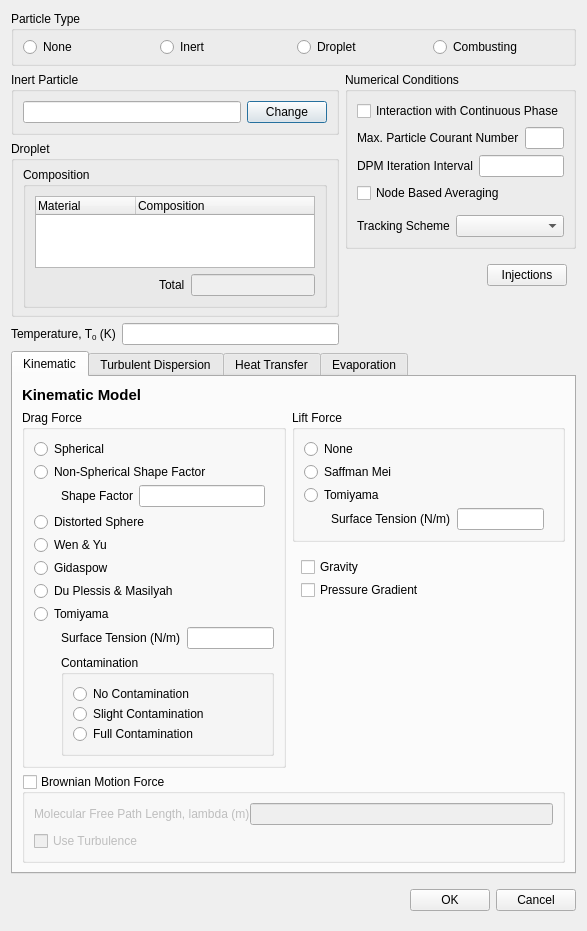
Before: the Qt Designer form baramFlow/view/setup/models/DPM/DPM_dialog.ui in nextfoam/baram, drawn with Qt 5.
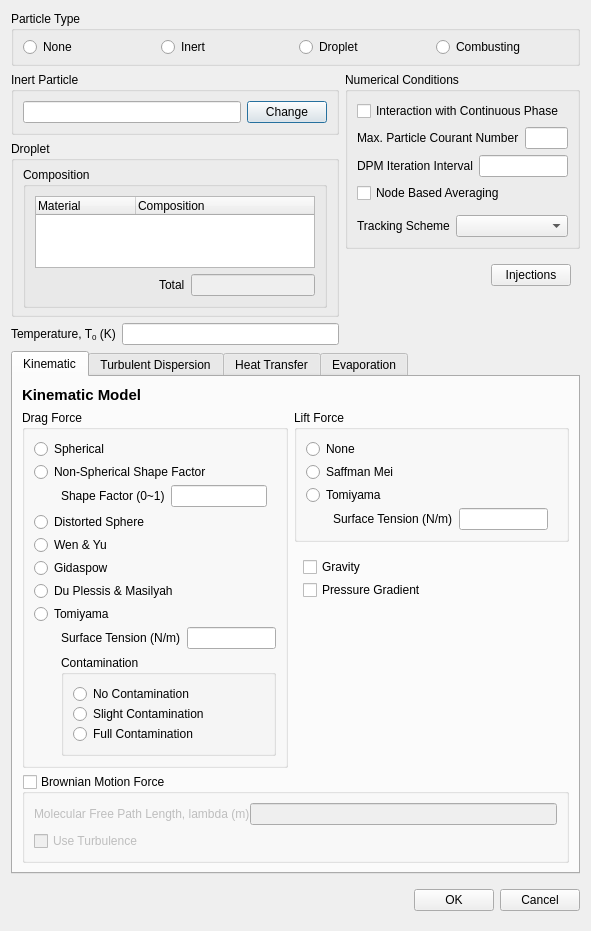
After: the same form once the commit is applied. Custom widgets are drawn as their Qt base class.

Diff of the .ui file:
```diff
--- a/baramFlow/view/setup/models/DPM/DPM_dialog.ui
+++ b/baramFlow/view/setup/models/DPM/DPM_dialog.ui
@@ -6,7 +6,7 @@
    <rect>
     <x>0</x>
     <y>0</y>
-    <width>583</width>
+    <width>591</width>
     <height>931</height>
    </rect>
   </property>
@@ -538,7 +538,7 @@
                 <item row="0" column="0">
                  <widget class="QLabel" name="label_9">
                   <property name="text">
-                   <string>Shape Factor</string>
+                   <string>Shape Factor (0~1)</string>
                   </property>
                  </widget>
                 </item>
```
Left out of the diff: 18 changed lines with no effect on the pictures.
